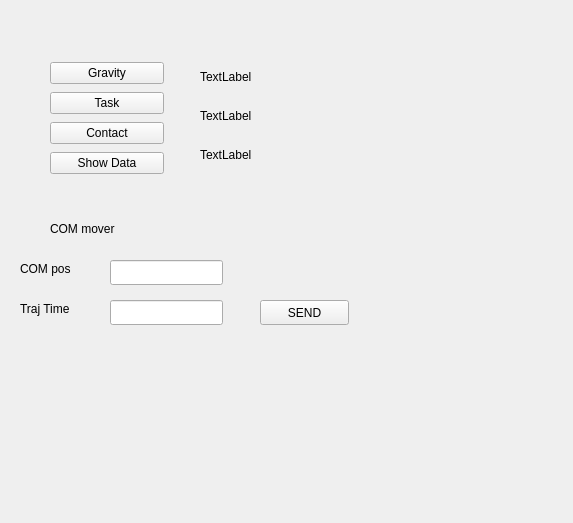
saga0619/dyros_red, file dyros_red_gui/resource/DyrosRed.ui: the form before one commit.
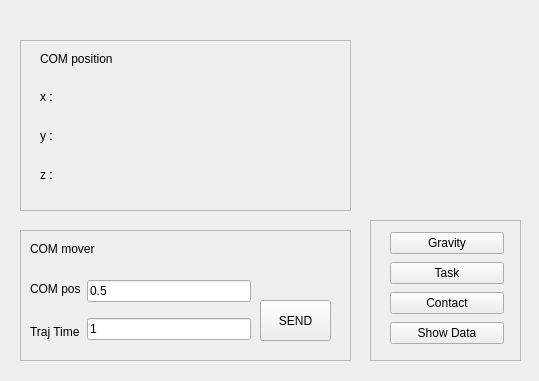
The form after the commit.

```diff
--- a/dyros_red_gui/resource/DyrosRed.ui
+++ b/dyros_red_gui/resource/DyrosRed.ui
@@ -6,18 +6,129 @@
    <rect>
     <x>0</x>
     <y>0</y>
-    <width>573</width>
-    <height>523</height>
+    <width>539</width>
+    <height>381</height>
    </rect>
   </property>
   <property name="windowTitle">
    <string>Dyros Red UI</string>
+  </property>
+  <widget class="QFrame" name="frame">
+   <property name="geometry">
+    <rect>
+     <x>20</x>
+     <y>230</y>
+     <width>331</width>
+     <height>131</height>
+    </rect>
+   </property>
+   <property name="frameShape">
+    <enum>QFrame::StyledPanel</enum>
+   </property>
+   <property name="frameShadow">
+    <enum>QFrame::Raised</enum>
+   </property>
+   <widget class="QWidget" name="horizontalLayoutWidget">
+    <property name="geometry">
+     <rect>
+      <x>10</x>
+      <y>40</y>
+      <width>221</width>
+      <height>80</height>
+     </rect>
+    </property>
+    <layout class="QHBoxLayout" name="horizontalLayout">
+     <item>
+      <layout class="QVBoxLayout" name="verticalLayout_3">
+       <item>
+        <widget class="QLabel" name="label_4">
+         <property name="text">
+          <string>COM pos</string>
+         </property>
+        </widget>
+       </item>
+       <item>
+        <widget class="QLabel" name="label_5">
+         <property name="text">
+          <string>Traj Time</string>
+         </property>
+        </widget>
+       </item>
+      </layout>
+     </item>
+     <item>
+      <layout class="QVBoxLayout" name="verticalLayout_4">
+       <item>
+        <widget class="QLineEdit" name="text_pos">
+         <property name="toolTip">
+          <string>float between 0~1. 0 - closer to right foot, 1 - closer to left foot.</string>
+         </property>
+         <property name="text">
+          <string>0.5</string>
+         </property>
+        </widget>
+       </item>
+       <item>
+        <widget class="QLineEdit" name="text_time">
+         <property name="toolTip">
+          <string>Processing time of COM command</string>
+         </property>
+         <property name="text">
+          <string>1</string>
+         </property>
+        </widget>
+       </item>
+      </layout>
+     </item>
+    </layout>
+   </widget>
+   <widget class="QLabel" name="label_6">
+    <property name="geometry">
+     <rect>
+      <x>10</x>
+      <y>10</y>
+      <width>131</width>
+      <height>17</height>
+     </rect>
+    </property>
+    <property name="text">
+     <string>COM mover</string>
+    </property>
+   </widget>
+   <widget class="QPushButton" name="com_send_button">
+    <property name="geometry">
+     <rect>
+      <x>240</x>
+      <y>70</y>
+      <width>71</width>
+      <height>41</height>
+     </rect>
+    </property>
+    <property name="text">
+     <string>SEND</string>
+    </property>
+   </widget>
+  </widget>
+  <widget class="QFrame" name="frame_2">
+   <property name="geometry">
+    <rect>
+     <x>370</x>
+     <y>220</y>
+     <width>151</width>
+     <height>141</height>
+    </rect>
+   </property>
+   <property name="frameShape">
+    <enum>QFrame::StyledPanel</enum>
+   </property>
+   <property name="frameShadow">
+    <enum>QFrame::Raised</enum>
   </property>
   <widget class="QWidget" name="verticalLayoutWidget">
    <property name="geometry">
     <rect>
-     <x>50</x>
-     <y>60</y>
+      <x>20</x>
+      <y>10</y>
      <width>114</width>
      <height>120</height>
     </rect>
@@ -56,122 +167,104 @@
     </item>
    </layout>
   </widget>
+  </widget>
+  <widget class="QFrame" name="frame_3">
+   <property name="geometry">
+    <rect>
+     <x>20</x>
+     <y>40</y>
+     <width>331</width>
+     <height>171</height>
+    </rect>
+   </property>
+   <property name="frameShape">
+    <enum>QFrame::StyledPanel</enum>
+   </property>
+   <property name="frameShadow">
+    <enum>QFrame::Raised</enum>
+   </property>
   <widget class="QWidget" name="verticalLayoutWidget_2">
    <property name="geometry">
     <rect>
-     <x>200</x>
-     <y>60</y>
-     <width>291</width>
+      <x>60</x>
+      <y>40</y>
+      <width>251</width>
      <height>111</height>
     </rect>
    </property>
    <layout class="QVBoxLayout" name="verticalLayout_2">
     <item>
      <widget class="QLabel" name="label">
+       <property name="autoFillBackground">
+        <bool>false</bool>
+       </property>
       <property name="text">
-       <string>TextLabel</string>
+        <string/>
       </property>
      </widget>
     </item>
     <item>
      <widget class="QLabel" name="label_2">
       <property name="text">
-       <string>TextLabel</string>
+        <string/>
       </property>
      </widget>
     </item>
     <item>
      <widget class="QLabel" name="label_3">
       <property name="text">
-       <string>TextLabel</string>
+        <string/>
       </property>
      </widget>
     </item>
    </layout>
   </widget>
-  <widget class="QLabel" name="label_4">
+   <widget class="QWidget" name="verticalLayoutWidget_5">
    <property name="geometry">
     <rect>
      <x>20</x>
-     <y>260</y>
-     <width>67</width>
-     <height>17</height>
-    </rect>
-   </property>
+      <y>40</y>
+      <width>31</width>
+      <height>111</height>
+     </rect>
+    </property>
+    <layout class="QVBoxLayout" name="verticalLayout_5">
+     <item>
+      <widget class="QLabel" name="label_7">
    <property name="text">
-    <string>COM pos</string>
-   </property>
-  </widget>
-  <widget class="QLabel" name="label_5">
-   <property name="geometry">
-    <rect>
-     <x>20</x>
-     <y>300</y>
-     <width>67</width>
-     <height>17</height>
-    </rect>
-   </property>
+        <string>x :</string>
+       </property>
+      </widget>
+     </item>
+     <item>
+      <widget class="QLabel" name="label_8">
    <property name="text">
-    <string>Traj Time</string>
-   </property>
-  </widget>
-  <widget class="QPushButton" name="com_send_button">
-   <property name="geometry">
-    <rect>
-     <x>260</x>
-     <y>300</y>
-     <width>89</width>
-     <height>25</height>
-    </rect>
-   </property>
+        <string>y :</string>
+       </property>
+      </widget>
+     </item>
+     <item>
+      <widget class="QLabel" name="label_9">
    <property name="text">
-    <string>SEND</string>
-   </property>
-  </widget>
-  <widget class="QLabel" name="label_6">
+        <string>z :</string>
+       </property>
+      </widget>
+     </item>
+    </layout>
+   </widget>
+   <widget class="QLabel" name="label_10">
    <property name="geometry">
     <rect>
-     <x>50</x>
-     <y>220</y>
+      <x>20</x>
+      <y>10</y>
      <width>131</width>
      <height>17</height>
     </rect>
    </property>
    <property name="text">
-    <string>COM mover</string>
-   </property>
-  </widget>
-  <widget class="QLineEdit" name="text_pos">
-   <property name="geometry">
-    <rect>
-     <x>110</x>
-     <y>260</y>
-     <width>113</width>
-     <height>25</height>
-    </rect>
-   </property>
-   <property name="toolTip">
-    <string>float between 0~1. 0 - closer to right foot, 1 - closer to left foot.</string>
-   </property>
-   <property name="text">
-    <string/>
-   </property>
-  </widget>
-  <widget class="QLineEdit" name="text_time">
-   <property name="geometry">
-    <rect>
-     <x>110</x>
-     <y>300</y>
-     <width>113</width>
-     <height>25</height>
-    </rect>
-   </property>
-   <property name="toolTip">
-    <string>Processing time of COM command</string>
-   </property>
-   <property name="text">
-    <string/>
-   </property>
+     <string>COM position</string>
+    </property>
+   </widget>
   </widget>
  </widget>
  <resources/>
```
Lines whose indentation alone changed are shown as unchanged.
